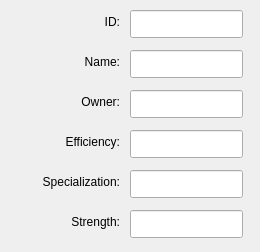
The window that GameDemonstrator/dialogs/GameCityInfoDialog.ui (raubwuerger/StrategicGameProject) describes before a commit, drawn with Qt 5.
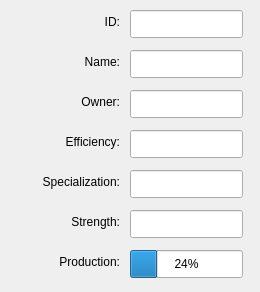
The same window after the commit.

Commit message: Now shows production progress including production type.

```diff
--- a/GameDemonstrator/dialogs/GameCityInfoDialog.ui
+++ b/GameDemonstrator/dialogs/GameCityInfoDialog.ui
@@ -7,19 +7,19 @@
     <x>0</x>
     <y>0</y>
     <width>260</width>
-    <height>252</height>
+    <height>292</height>
    </rect>
   </property>
   <property name="minimumSize">
    <size>
     <width>260</width>
-    <height>252</height>
+    <height>292</height>
    </size>
   </property>
   <property name="maximumSize">
    <size>
     <width>260</width>
-    <height>252</height>
+    <height>292</height>
    </size>
   </property>
   <property name="windowTitle">
@@ -181,6 +181,38 @@
     <set>Qt::AlignRight|Qt::AlignTrailing|Qt::AlignVCenter</set>
    </property>
   </widget>
+  <widget class="QLabel" name="labelProduction">
+   <property name="geometry">
+    <rect>
+     <x>20</x>
+     <y>252</y>
+     <width>100</width>
+     <height>20</height>
+    </rect>
+   </property>
+   <property name="text">
+    <string>Production:</string>
+   </property>
+   <property name="alignment">
+    <set>Qt::AlignRight|Qt::AlignTrailing|Qt::AlignVCenter</set>
+   </property>
+  </widget>
+  <widget class="QProgressBar" name="progressBarProduction">
+   <property name="geometry">
+    <rect>
+     <x>130</x>
+     <y>250</y>
+     <width>113</width>
+     <height>28</height>
+    </rect>
+   </property>
+   <property name="value">
+    <number>24</number>
+   </property>
+   <property name="alignment">
+    <set>Qt::AlignJustify|Qt::AlignVCenter</set>
+   </property>
+  </widget>
  </widget>
  <resources/>
  <connections/>
```
The commit also changes 3 other files.
